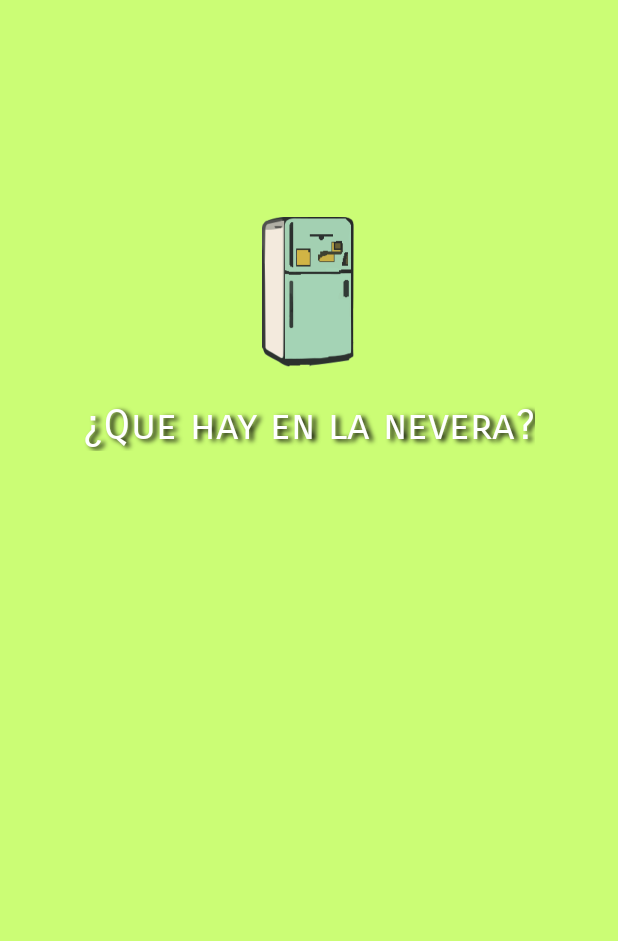
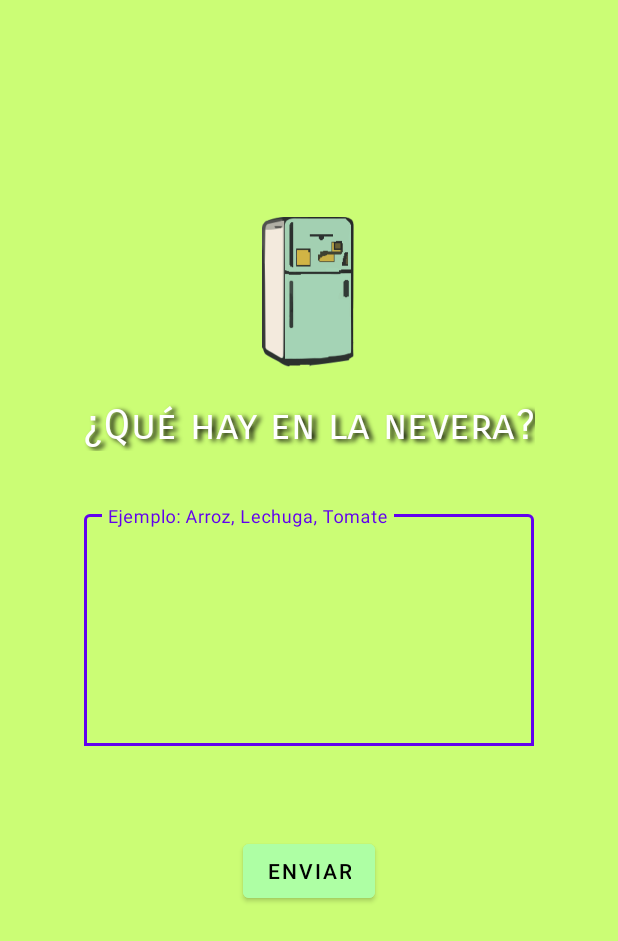
Before and after one commit to martinmorente-dev/Sugarit, an Android app: the RecipieActivity screen opened directly, with no data from a screen before it, on a phone screen of 412 x 824 dp. Shown: the top 941 px of the screen. Run offline under Robolectric (Android 15) with nearby library versions, the light colour scheme and no system bars.

Commit message:
Create
List

I modify the recipe view

```diff
--- a/app/src/main/java/com/martin_dev/sugarit/views/recipie/RecipieActivity.kt
+++ b/app/src/main/java/com/martin_dev/sugarit/views/recipie/RecipieActivity.kt
@@ -1,10 +1,7 @@
 package com.martin_dev.sugarit.views.recipie
 
 import android.os.Bundle
-import androidx.activity.enableEdgeToEdge
 import androidx.appcompat.app.AppCompatActivity
-import androidx.core.view.ViewCompat
-import androidx.core.view.WindowInsetsCompat
 import com.martin_dev.sugarit.R
 
 class RecipieActivity : AppCompatActivity() {
--- a/app/src/main/res/layout/activity_recipie.xml
+++ b/app/src/main/res/layout/activity_recipie.xml
@@ -1,7 +1,7 @@
 <?xml version="1.0" encoding="utf-8"?>
 <androidx.constraintlayout.widget.ConstraintLayout xmlns:android="http://schemas.android.com/apk/res/android"
+    xmlns:app="http://schemas.android.com/apk/res-auto"
     xmlns:tools="http://schemas.android.com/tools"
-    xmlns:app="http://schemas.android.com/apk/res-auto"
     android:id="@+id/main"
     android:layout_width="match_parent"
     android:layout_height="match_parent"
@@ -11,42 +11,64 @@
         android:id="@+id/fridge"
         android:layout_width="100dp"
         android:layout_height="100dp"
+        android:contentDescription="@string/fridge_context"
+        android:src="@drawable/fridge"
+        app:layout_constraintBottom_toBottomOf="parent"
         app:layout_constraintEnd_toEndOf="parent"
         app:layout_constraintStart_toStartOf="parent"
-        app:layout_constraintBottom_toBottomOf="parent"
         app:layout_constraintTop_toTopOf="parent"
-        android:contentDescription="@string/fridge_context"
-        android:src="@drawable/fridge"
-        app:layout_constraintVertical_bias="0.2"
-        />
+        app:layout_constraintVertical_bias="0.2" />
 
     <TextView
         android:id="@+id/textFridge"
         android:layout_width="wrap_content"
         android:layout_height="wrap_content"
-        android:textSize="28dp"
-        android:textColor="@color/white"
-        android:text="@string/fridge_question"
-        app:layout_constraintBottom_toBottomOf="parent"
-        app:layout_constraintEnd_toEndOf="parent"
-        app:layout_constraintStart_toStartOf="parent"
-        app:layout_constraintTop_toBottomOf="@+id/fridge"
-        app:layout_constraintVertical_bias="0.04"
         android:fontFamily="sans-serif-smallcaps"
         android:shadowColor="#000000"
         android:shadowDx="4"
         android:shadowDy="2"
         android:shadowRadius="4"
-        />
+        android:text="@string/fridge_txt"
+        android:textColor="@color/white"
+        android:textSize="28sp"
+        app:layout_constraintBottom_toBottomOf="parent"
+        app:layout_constraintEnd_toEndOf="parent"
+        app:layout_constraintStart_toStartOf="parent"
+        app:layout_constraintTop_toBottomOf="@+id/fridge"
+        app:layout_constraintVertical_bias="0.04" />
 
     <com.google.android.material.textfield.TextInputLayout
+        android:id="@+id/userIngredients"
         android:layout_width="300dp"
         android:layout_height="160dp"
+        app:boxBackgroundMode="outline"
         app:layout_constraintBottom_toBottomOf="parent"
+        app:layout_constraintEnd_toEndOf="parent"
         app:layout_constraintStart_toStartOf="parent"
+        app:layout_constraintTop_toBottomOf="@+id/textFridge"
+        app:layout_constraintVertical_bias="0.1">
+
+        <com.google.android.material.textfield.TextInputEditText
+            android:layout_width="match_parent"
+            android:layout_height="match_parent"
+            android:backgroundTint="#00FFFFFF"
+            android:gravity="top|start"
+            android:hint="@string/ingredient_txt"
+            android:inputType="textMultiLine"
+            android:minLines="1"
+            android:padding="10dp" />
+    </com.google.android.material.textfield.TextInputLayout>
+
+    <com.google.android.material.button.MaterialButton
+        android:id="@+id/sendBtn"
+        android:layout_width="wrap_content"
+        android:layout_height="wrap_content"
+        android:backgroundTint="@color/background_btn"
+        android:text="@string/btn_send"
+        android:textColor="@color/black"
+        app:layout_constraintBottom_toBottomOf="parent"
         app:layout_constraintEnd_toEndOf="parent"
-            app:layout_constraintTop_toBottomOf="@+id/textFridge"
-            app:layout_constraintVertical_bias="0.1"
-            />
+        app:layout_constraintStart_toStartOf="parent"
+        app:layout_constraintTop_toTopOf="@id/userIngredients" />
 
 </androidx.constraintlayout.widget.ConstraintLayout>
--- a/app/src/main/res/values/colors.xml
+++ b/app/src/main/res/values/colors.xml
@@ -7,7 +7,8 @@
     <color name="teal_700">#FF018786</color>
     <color name="black">#FF000000</color>
     <color name="white">#FFFFFFFF</color>
-
+    <color name="blur">#45FFFFFF</color>
+    <color name="none">#00FFFFFF</color>
 
     <color name="background_app">#CBFD75</color>
     <color name="background_component">#cdf9ca</color>
--- a/app/src/main/res/values/strings.xml
+++ b/app/src/main/res/values/strings.xml
@@ -1,7 +1,8 @@
 <resources>
+    <!-- Global strings -->
+    <string name="app_name">Sugarit</string>
+    <string name="btn_send">Enviar</string>
 
-    <string name="app_name">Sugarit</string>
-    <string name="fridge_question">¿Que hay en la nevera?</string>
 
     <!-- Login -->
 
@@ -18,15 +19,16 @@
     <string name="close_excalamation">!</string>
 
     <!-- Recipe -->
+    <string name="fridge_txt">¿Qué hay en la nevera?</string>
+    <string name="ingredient_txt">Ejemplo: Arroz, Lechuga, Tomate</string>
 
-    <string name="fridge_txt">¿Qué hay en la nevera?</string>
+
 
     <!-- Email Verification -->
     <string name="description_txt">Te enviamos un email de verificación por favor revisa tu bandeja de entrada</string>
     <string name="resend_email">Reenviar</string>
 
     <!-- Contexts -->
-
     <string name="img_food_context">Botón del menú para ir a la pantalla de escaneo de comida</string>
     <string name="img_recipe_context">Botón del menú para ir a la pantalla de recetas por nivel de azúcar y condimentos que tengas en al nevera</string>
     <string name="camera_context">Imagen para encender la cámara del móvil y escanear la comida</string>
```
Also changed, not shown: app/src/main/res/layout/activity_login.xml (+13 -7 lines), app/src/main/res/layout/activity_registration.xml (+8 -0 lines). Lines whose indentation alone changed are shown as unchanged.
